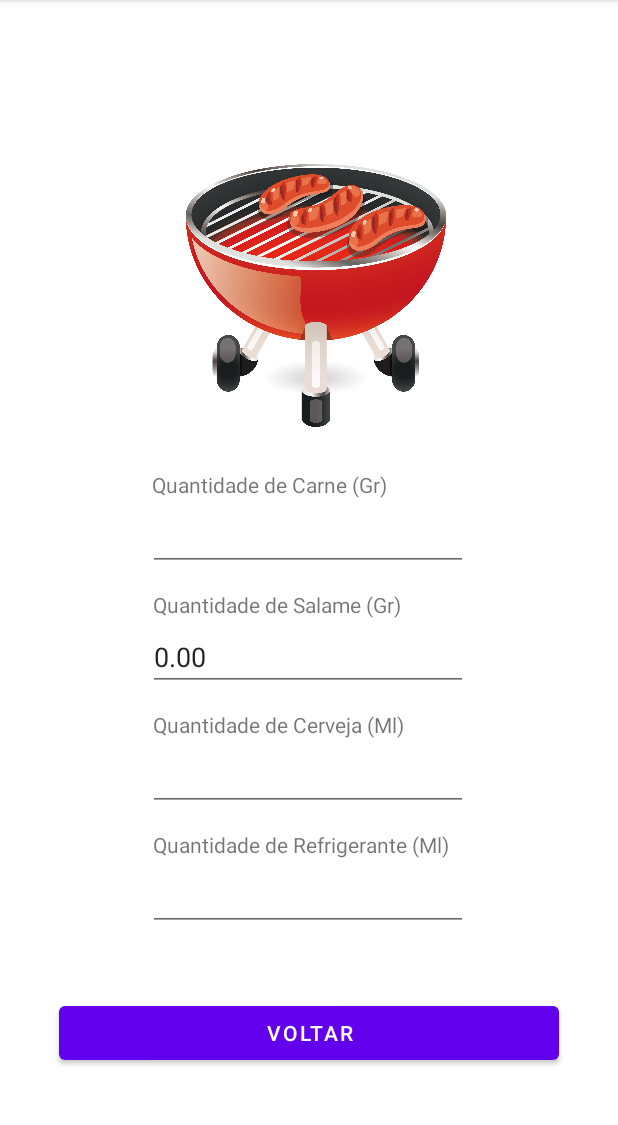
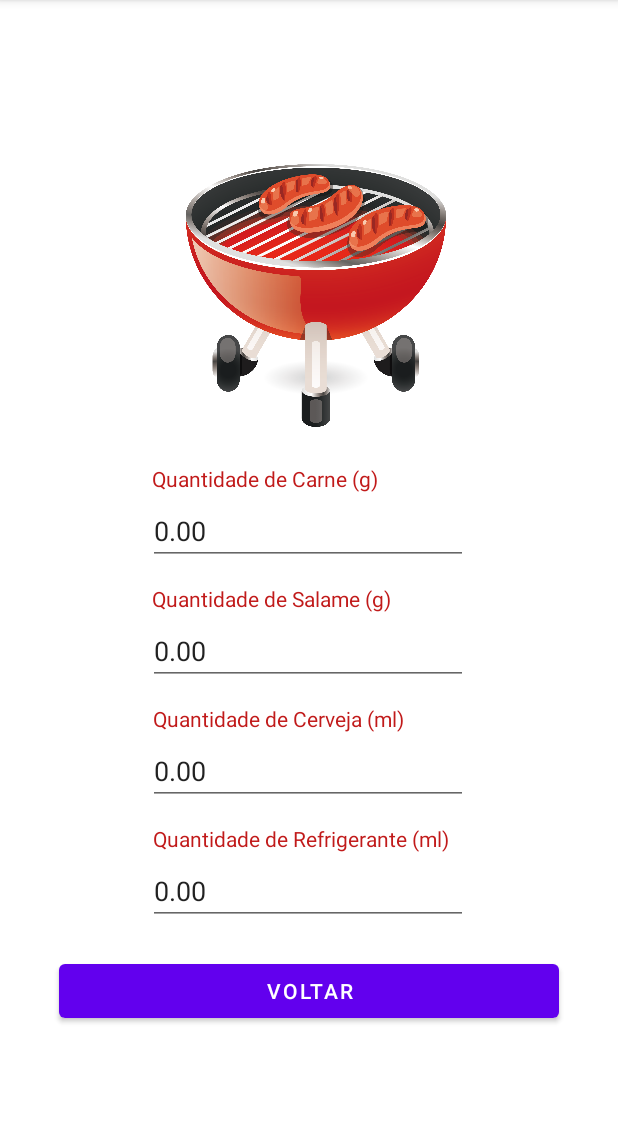
Before and after one commit to nickolasdeluca/kotlin-playground, an Android app: the fragment ResultadoFragment placed in its activity, on a phone screen of 412 x 824 dp, the part 84-1209 px from its top. Run offline under Robolectric (Android 15) with nearby library versions, the light colour scheme and no system bars.

Commit message:
Finalização do app

```diff
--- a/CalculadoraDeChurrasco/app/src/main/java/com/example/calculadoradechurrasco/ResultadoFragment.kt
+++ b/CalculadoraDeChurrasco/app/src/main/java/com/example/calculadoradechurrasco/ResultadoFragment.kt
@@ -7,29 +7,46 @@ import android.view.View
 import android.view.ViewGroup
 import android.widget.Button
 import android.widget.EditText
-import android.widget.TextView
-import com.google.android.material.snackbar.Snackbar
 
-private const val ARG_PARAM1 = "0";
-private const val ARG_PARAM2 = "0";
-private const val ARG_PARAM3 = "0";
+private var AMOUNTMEN: Int = 0;
+private var AMOUNTWOMEN: Int = 0;
+private var AMOUNTCHILDREN: Int = 0;
 
 class ResultadoFragment : Fragment() {
-    private var param1: Int = 0;
-    private var param2: Int = 0;
-    private var param3: Int = 0;
 
     override fun onCreate(savedInstanceState: Bundle?) {
         super.onCreate(savedInstanceState);
-        arguments?.let {
-            param1 = it.getInt(ARG_PARAM1);
-            param2 = it.getInt(ARG_PARAM2);
-            param3 = it.getInt(ARG_PARAM3);
-        }
     }
 
-    fun howManySausages(amountMen: Int, amountWomen: Int, amountChildren: Int): Double {
-        return amountMen.times(200).plus(amountWomen.times(180)).plus(amountChildren.times(100)).toDouble();
+    private fun howMuchMeat(amountMen: Int, amountWomen: Int, amountChildren: Int): Double {
+        return 0
+            .plus(amountMen.times(300))
+            .plus(amountWomen.times(280))
+            .plus(amountChildren.times(150))
+            .toDouble();
+    }
+
+    private fun howMuchSausage(amountMen: Int, amountWomen: Int, amountChildren: Int): Double {
+        return 0
+            .plus(amountMen.times(200))
+            .plus(amountWomen.times(180))
+            .plus(amountChildren.times(100))
+            .toDouble();
+    }
+
+    private fun howMuchBeer(amountMen: Int, amountWomen: Int): Double {
+        return 0
+            .plus(amountMen.times(1500))
+            .plus(amountWomen.times(1000))
+            .toDouble();
+    }
+
+    private fun howMuchSoda(amountMen: Int, amountWomen: Int, amountChildren: Int): Double {
+        return 0
+            .plus(amountMen.times(250))
+            .plus(amountWomen.times(450))
+            .plus(amountChildren.times(300))
+            .toDouble();
     }
 
     override fun onCreateView(
@@ -38,13 +55,26 @@ class ResultadoFragment : Fragment() {
     ): View? {
         val inflate = inflater.inflate(R.layout.fragment_resultado, container, false);
 
+        val edtMeat = inflate.findViewById<EditText>(R.id.edtMeat);
         val edtSausages = inflate.findViewById<EditText>(R.id.edtSausage);
+        val edtBeer = inflate.findViewById<EditText>(R.id.edtBeer);
+        val edtSoda = inflate.findViewById<EditText>(R.id.edtSoda);
 
-        val amountMen = param1.toInt();
-        val amountWomen = param2.toInt();
-        val amountChildren = param3.toInt();
+        edtMeat.setText(String.format("%.2f", howMuchMeat(AMOUNTMEN, AMOUNTWOMEN, AMOUNTCHILDREN)));
+        edtMeat.isFocusable = false;
+        edtMeat.isFocusableInTouchMode = false;
 
-        edtSausages.setText(String.format("%.2f", howManySausages(amountMen, amountWomen, amountChildren)));
+        edtSausages.setText(String.format("%.2f", howMuchSausage(AMOUNTMEN, AMOUNTWOMEN, AMOUNTCHILDREN)));
+        edtSausages.isFocusable = false;
+        edtSausages.isFocusableInTouchMode = false;
+
+        edtBeer.setText(String.format("%.2f", howMuchBeer(AMOUNTMEN, AMOUNTWOMEN)));
+        edtBeer.isFocusable = false;
+        edtBeer.isFocusableInTouchMode = false;
+
+        edtSoda.setText(String.format("%.2f", howMuchSoda(AMOUNTMEN, AMOUNTWOMEN, AMOUNTCHILDREN)));
+        edtSoda.isFocusable = false;
+        edtSoda.isFocusableInTouchMode = false;
 
         val btnBack = inflate.findViewById<Button>(R.id.btnBack);
 
@@ -67,9 +97,9 @@ class ResultadoFragment : Fragment() {
         fun newInstance(param1: Int, param2: Int, param3: Int) =
             ResultadoFragment().apply {
                 arguments = Bundle().apply {
-                    putInt(ARG_PARAM1, param1);
-                    putInt(ARG_PARAM2, param2);
-                    putInt(ARG_PARAM3, param3);
+                    AMOUNTMEN = param1;
+                    AMOUNTWOMEN = param2;
+                    AMOUNTCHILDREN = param3;
                 }
             }
     }
--- a/CalculadoraDeChurrasco/app/src/main/res/layout/fragment_resultado.xml
+++ b/CalculadoraDeChurrasco/app/src/main/res/layout/fragment_resultado.xml
@@ -11,9 +11,8 @@
         android:id="@+id/edtSoda"
         android:layout_width="wrap_content"
         android:layout_height="wrap_content"
-        android:layout_marginBottom="128dp"
+        android:layout_marginBottom="132dp"
         android:ems="10"
-        android:inputType="number"
         app:layout_constraintBottom_toBottomOf="parent"
         app:layout_constraintEnd_toEndOf="parent"
         app:layout_constraintHorizontal_bias="0.497"
@@ -24,31 +23,32 @@
         android:id="@+id/txtMeat"
         android:layout_width="wrap_content"
         android:layout_height="wrap_content"
-        android:layout_marginBottom="416dp"
-        android:text="Quantidade de Carne (Gr)"
+        android:layout_marginBottom="420dp"
+        android:text="Quantidade de Carne (g)"
+        android:textColor="#C11A1A"
         app:layout_constraintBottom_toBottomOf="parent"
         app:layout_constraintEnd_toEndOf="parent"
-        app:layout_constraintHorizontal_bias="0.396"
+        app:layout_constraintHorizontal_bias="0.386"
         app:layout_constraintStart_toStartOf="parent" />
 
     <TextView
         android:id="@+id/txtSausage"
         android:layout_width="wrap_content"
         android:layout_height="wrap_content"
-        android:layout_marginBottom="336dp"
-        android:text="Quantidade de Salame (Gr)"
+        android:layout_marginBottom="340dp"
+        android:text="Quantidade de Salame (g)"
+        android:textColor="#C11A1A"
         app:layout_constraintBottom_toBottomOf="parent"
         app:layout_constraintEnd_toEndOf="parent"
-        app:layout_constraintHorizontal_bias="0.413"
+        app:layout_constraintHorizontal_bias="0.401"
         app:layout_constraintStart_toStartOf="parent" />
 
     <EditText
         android:id="@+id/edtBeer"
         android:layout_width="wrap_content"
         android:layout_height="wrap_content"
-        android:layout_marginBottom="208dp"
+        android:layout_marginBottom="212dp"
         android:ems="10"
-        android:inputType="number"
         app:layout_constraintBottom_toBottomOf="parent"
         app:layout_constraintEnd_toEndOf="parent"
         app:layout_constraintHorizontal_bias="0.497"
@@ -59,8 +59,9 @@
         android:id="@+id/txtSoda"
         android:layout_width="wrap_content"
         android:layout_height="wrap_content"
-        android:layout_marginBottom="176dp"
-        android:text="Quantidade de Refrigerante (Ml)"
+        android:layout_marginBottom="180dp"
+        android:text="Quantidade de Refrigerante (ml)"
+        android:textColor="#C11A1A"
         app:layout_constraintBottom_toBottomOf="parent"
         app:layout_constraintEnd_toEndOf="parent"
         app:layout_constraintHorizontal_bias="0.476"
@@ -70,9 +71,8 @@
         android:id="@+id/edtSausage"
         android:layout_width="wrap_content"
         android:layout_height="wrap_content"
-        android:layout_marginBottom="288dp"
+        android:layout_marginBottom="292dp"
         android:ems="10"
-        android:inputType="number"
         app:layout_constraintBottom_toBottomOf="parent"
         app:layout_constraintEnd_toEndOf="parent"
         app:layout_constraintHorizontal_bias="0.497"
@@ -94,8 +94,9 @@
         android:id="@+id/txtBeer"
         android:layout_width="wrap_content"
         android:layout_height="wrap_content"
-        android:layout_marginBottom="256dp"
-        android:text="Quantidade de Cerveja (Ml)"
+        android:layout_marginBottom="260dp"
+        android:text="Quantidade de Cerveja (ml)"
+        android:textColor="#C11A1A"
         app:layout_constraintBottom_toBottomOf="parent"
         app:layout_constraintEnd_toEndOf="parent"
         app:layout_constraintHorizontal_bias="0.416"
@@ -105,9 +106,8 @@
         android:id="@+id/edtMeat"
         android:layout_width="wrap_content"
         android:layout_height="wrap_content"
-        android:layout_marginBottom="368dp"
+        android:layout_marginBottom="372dp"
         android:ems="10"
-        android:inputType="number"
         app:layout_constraintBottom_toBottomOf="parent"
         app:layout_constraintEnd_toEndOf="parent"
         app:layout_constraintHorizontal_bias="0.497"
@@ -118,7 +118,7 @@
         android:id="@+id/btnBack"
         android:layout_width="wrap_content"
         android:layout_height="wrap_content"
-        android:layout_marginBottom="36dp"
+        android:layout_marginBottom="64dp"
         android:width="500px"
         android:text="Voltar"
         app:layout_constraintBottom_toBottomOf="parent"
```
Also changed, not shown: 2 other files.
